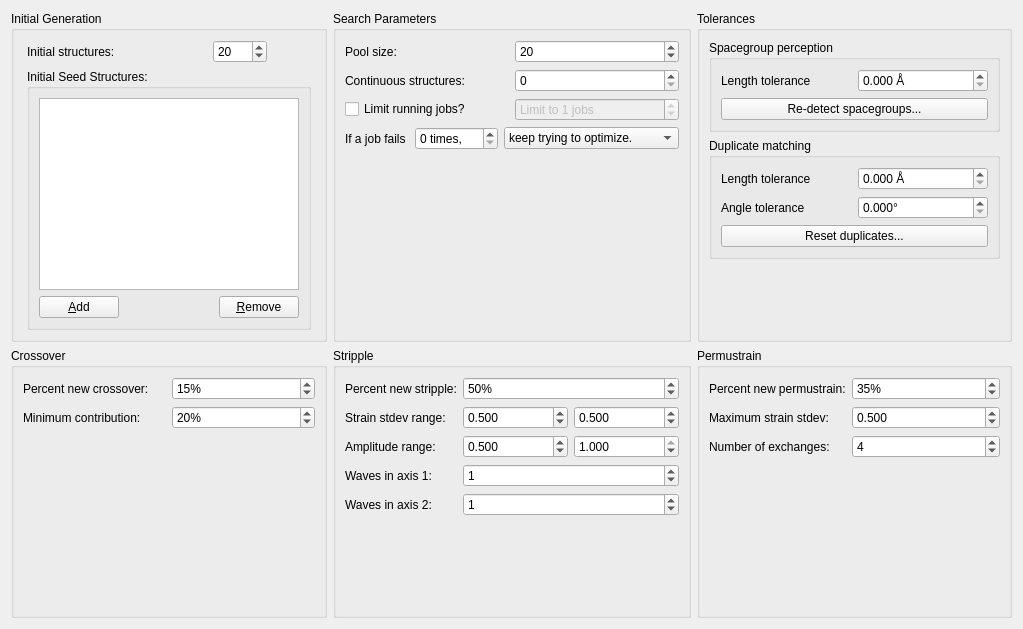
This is src/xtalopt/ui/tab_opt.ui in xtalopt/XtalOpt as Qt 5 draws it before an edit. The edited form follows.
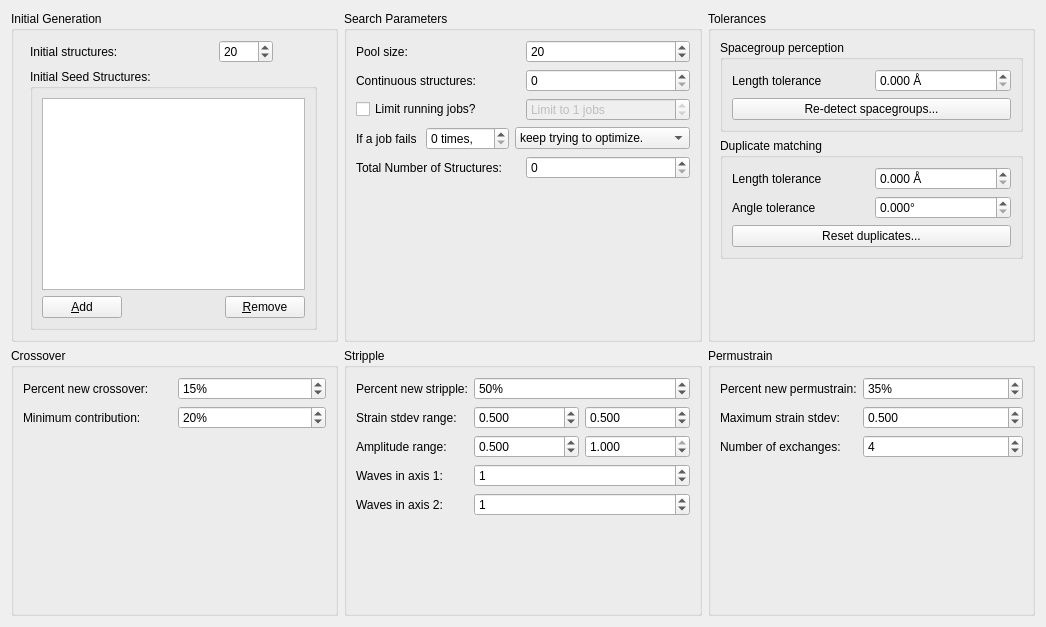
This is the edited form.

What changed in the file:
```diff
--- a/src/xtalopt/ui/tab_opt.ui
+++ b/src/xtalopt/ui/tab_opt.ui
@@ -6,8 +6,8 @@
    <rect>
     <x>0</x>
     <y>0</y>
-    <width>1023</width>
-    <height>629</height>
+    <width>1046</width>
+    <height>627</height>
    </rect>
   </property>
   <property name="windowTitle">
@@ -210,6 +210,19 @@
         </property>
        </widget>
       </item>
+      <item row="6" column="0">
+       <spacer name="verticalSpacer">
+        <property name="orientation">
+         <enum>Qt::Vertical</enum>
+        </property>
+        <property name="sizeHint" stdset="0">
+         <size>
+          <width>20</width>
+          <height>40</height>
+         </size>
+        </property>
+       </spacer>
+      </item>
       <item row="3" column="1">
        <widget class="QSpinBox" name="spin_runningJobLimit">
         <property name="enabled">
@@ -289,18 +302,19 @@
         </item>
        </layout>
       </item>
+      <item row="5" column="1">
+       <widget class="QSpinBox" name="spin_cutoff">
+        <property name="maximum">
+         <number>100000</number>
+        </property>
+       </widget>
+      </item>
       <item row="5" column="0">
-       <spacer name="verticalSpacer">
-        <property name="orientation">
-         <enum>Qt::Vertical</enum>
+       <widget class="QLabel" name="label_11">
+        <property name="text">
+         <string>Total Number of Structures:</string>
         </property>
-        <property name="sizeHint" stdset="0">
-         <size>
-          <width>20</width>
-          <height>40</height>
-         </size>
-        </property>
-       </spacer>
+       </widget>
       </item>
      </layout>
     </widget>
```
Left out of the diff: 847 changed lines with no effect on the pictures.
